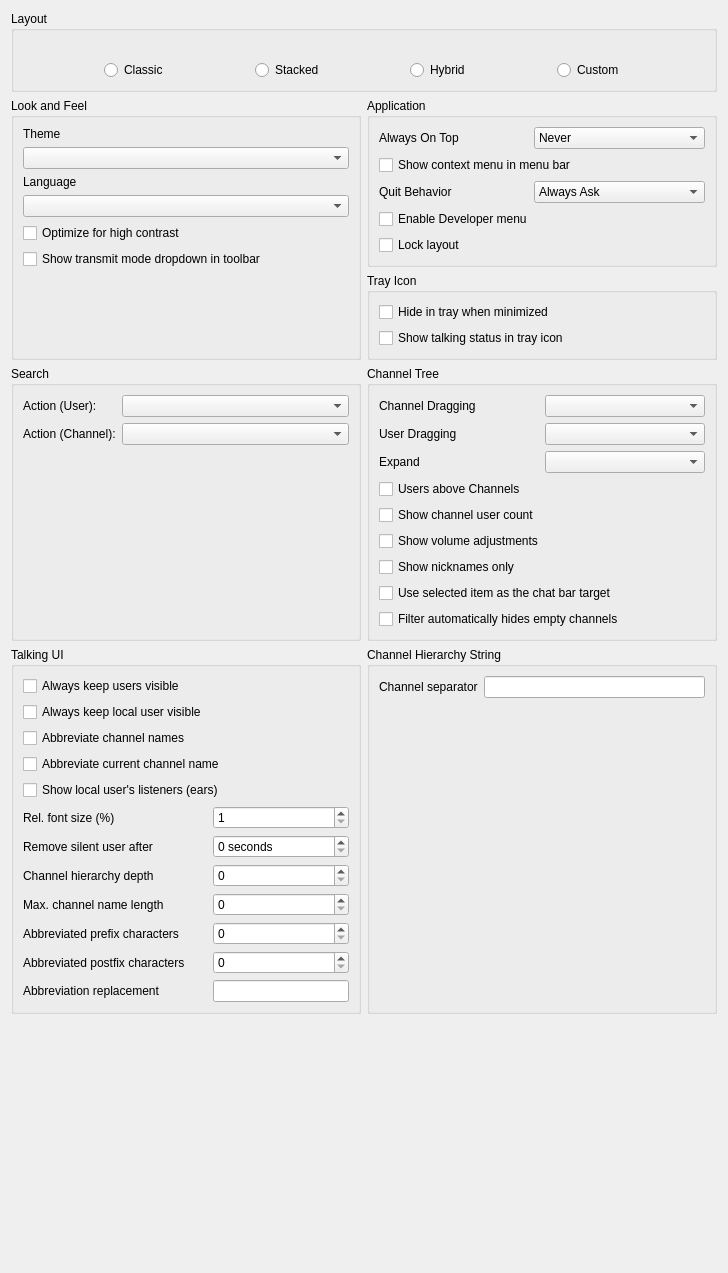
mumble-voip/mumble, file src/mumble/LookConfig.ui: the form before one commit.
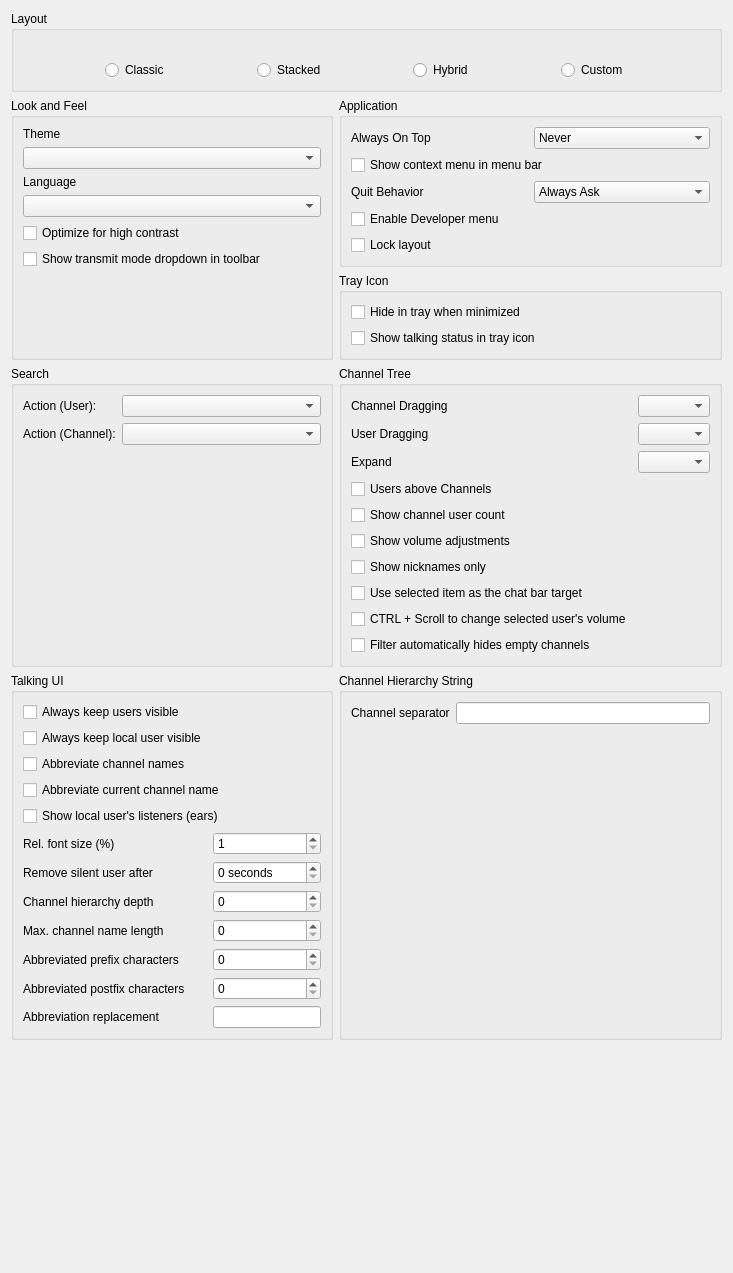
The form after the commit. Icons and pictures are not drawn. Custom widgets are drawn as their Qt base class.

Commit message: FEAT(client): Control + mouse wheel scroll to adjust local volume

```diff
--- a/src/mumble/LookConfig.ui
+++ b/src/mumble/LookConfig.ui
@@ -687,7 +687,17 @@
         </property>
        </widget>
       </item>
-      <item row="8" column="0" colspan="2">
+      <item row="8" column="0">
+       <widget class="QCheckBox" name="qcbCtrlScrollLocalVolAdj">
+        <property name="toolTip">
+         <string>Whether to change the local volume adjustment for the selected user when scrolling the mouse wheel up (increase) or down (decrease) while Control is pressed.</string>
+        </property>
+        <property name="text">
+         <string>CTRL + Scroll to change selected user's volume</string>
+        </property>
+       </widget>
+      </item>
+      <item row="9" column="0" colspan="2">
        <widget class="QCheckBox" name="qcbFilterHidesEmptyChannels">
         <property name="text">
          <string>Filter automatically hides empty channels</string>
```
Left out of the diff: 1 changed line with no effect on the pictures. Lines whose indentation alone changed are shown as unchanged. The commit also changes 8 other files.
